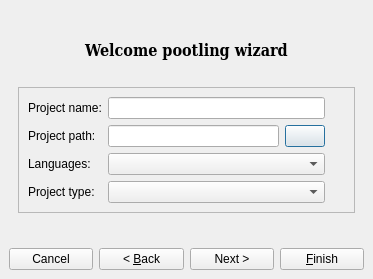
The window that pootling/ui/NewProject.ui (cc-archive/pootle) describes before a commit, drawn with Qt 5.
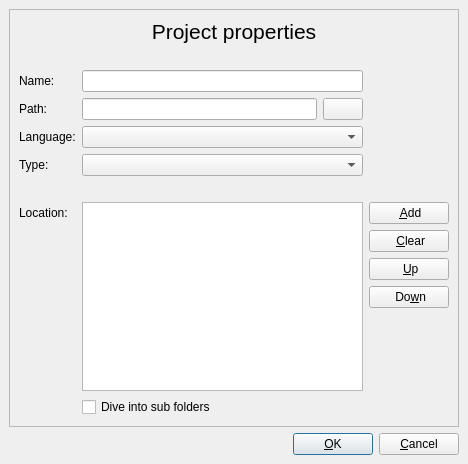
The same window after the commit. Icons and pictures are not drawn.

Commit message: update Newproject interface

Patch:
```diff
--- a/pootling/ui/NewProject.ui
+++ b/pootling/ui/NewProject.ui
@@ -5,8 +5,8 @@
    <rect>
     <x>0</x>
     <y>0</y>
-    <width>373</width>
-    <height>279</height>
+    <width>468</width>
+    <height>464</height>
    </rect>
   </property>
   <property name="windowTitle" >
@@ -19,7 +19,7 @@
    <property name="spacing" >
     <number>6</number>
    </property>
-   <item row="1" column="0" colspan="4" >
+   <item row="1" column="0" >
     <spacer>
      <property name="orientation" >
       <enum>Qt::Horizontal</enum>
@@ -32,169 +32,48 @@
      </property>
     </spacer>
    </item>
-   <item row="0" column="0" colspan="4" >
-    <widget class="QStackedWidget" name="stackedWidget" >
-     <property name="enabled" >
-      <bool>true</bool>
-     </property>
-     <property name="currentIndex" >
+   <item row="1" column="1" >
+    <layout class="QHBoxLayout" >
+     <property name="margin" >
       <number>0</number>
      </property>
-     <widget class="QWidget" name="page1" >
-      <layout class="QGridLayout" >
-       <property name="margin" >
-        <number>9</number>
-       </property>
        <property name="spacing" >
         <number>6</number>
        </property>
-       <item row="1" column="0" >
-        <widget class="QFrame" name="frame" >
-         <property name="frameShape" >
-          <enum>QFrame::StyledPanel</enum>
-         </property>
-         <property name="frameShadow" >
-          <enum>QFrame::Raised</enum>
-         </property>
-         <layout class="QGridLayout" >
-          <property name="margin" >
-           <number>9</number>
-          </property>
-          <property name="spacing" >
-           <number>6</number>
-          </property>
-          <item row="3" column="1" colspan="2" >
-           <widget class="QComboBox" name="cbxProject" />
-          </item>
-          <item row="1" column="0" >
-           <widget class="QLabel" name="lblConfigurationfile" >
-            <property name="statusTip" >
-             <string>This is where your project is located. </string>
-            </property>
+     <item>
+      <widget class="QPushButton" name="btnFinish" >
+       <property name="sizePolicy" >
+        <sizepolicy>
+         <hsizetype>4</hsizetype>
+         <vsizetype>0</vsizetype>
+         <horstretch>0</horstretch>
+         <verstretch>0</verstretch>
+        </sizepolicy>
+       </property>
             <property name="text" >
-             <string>Project path:</string>
+        <string>&amp;OK</string>
             </property>
            </widget>
           </item>
-          <item row="3" column="0" >
-           <widget class="QLabel" name="lblprojecttype" >
-            <property name="text" >
-             <string>Project type:</string>
-            </property>
-           </widget>
-          </item>
-          <item row="0" column="0" >
-           <widget class="QLabel" name="lbllabel" >
+     <item>
+      <widget class="QPushButton" name="btnCancel" >
+       <property name="sizePolicy" >
+        <sizepolicy>
+         <hsizetype>4</hsizetype>
+         <vsizetype>0</vsizetype>
+         <horstretch>0</horstretch>
+         <verstretch>0</verstretch>
+        </sizepolicy>
+       </property>
             <property name="text" >
-             <string>Project name:</string>
+        <string>&amp;Cancel</string>
             </property>
            </widget>
           </item>
-          <item row="2" column="0" >
-           <widget class="QLabel" name="lbllanguage" >
-            <property name="text" >
-             <string>Languages:</string>
-            </property>
-           </widget>
-          </item>
-          <item row="1" column="2" >
-           <widget class="QPushButton" name="btnBrowse" >
-            <property name="whatsThis" >
-             <string>Browse path of project for your locate.</string>
-            </property>
-            <property name="text" >
-             <string/>
-            </property>
-            <property name="icon" >
-             <iconset>../images/open.png</iconset>
-            </property>
-            <property name="iconSize" >
-             <size>
-              <width>24</width>
-              <height>24</height>
-             </size>
-            </property>
-           </widget>
-          </item>
-          <item row="2" column="1" colspan="2" >
-           <widget class="QComboBox" name="cbxLanguages" >
-            <property name="statusTip" >
-             <string/>
-            </property>
-            <property name="whatsThis" >
-             <string>Choose the localized language into which your project is going to translate.</string>
-            </property>
-           </widget>
-          </item>
-          <item row="0" column="1" colspan="2" >
-           <widget class="QLineEdit" name="projectName" >
-            <property name="whatsThis" >
-             <string>Project name is an identification of project name for you. it is shown in project path.</string>
-            </property>
-            <property name="text" >
-             <string/>
-            </property>
-           </widget>
-          </item>
-          <item row="1" column="1" >
-           <widget class="QLineEdit" name="configurationFile" >
-            <property name="whatsThis" >
-             <string>This is where your project is located. </string>
-            </property>
-            <property name="text" >
-             <string/>
-            </property>
-            <property name="readOnly" >
-             <bool>false</bool>
-            </property>
-           </widget>
-          </item>
-          <item rowspan="2" row="2" column="3" >
-           <spacer>
-            <property name="orientation" >
-             <enum>Qt::Vertical</enum>
-            </property>
-            <property name="sizeHint" >
-             <size>
-              <width>20</width>
-              <height>40</height>
-             </size>
-            </property>
-           </spacer>
-          </item>
-         </layout>
-        </widget>
-       </item>
-       <item row="0" column="0" >
-        <widget class="QLabel" name="lblProjectwizard" >
-         <property name="font" >
-          <font>
-           <family>DejaVu Serif Condensed</family>
-           <pointsize>12</pointsize>
-           <weight>75</weight>
-           <bold>true</bold>
-          </font>
-         </property>
-         <property name="text" >
-          <string>Welcome pootling wizard</string>
-         </property>
-         <property name="alignment" >
-          <set>Qt::AlignCenter</set>
-         </property>
-        </widget>
-       </item>
-      </layout>
-     </widget>
-     <widget class="QWidget" name="page1" >
+    </layout>
+   </item>
+   <item row="0" column="0" colspan="2" >
       <widget class="QFrame" name="frame_2" >
-       <property name="geometry" >
-        <rect>
-         <x>0</x>
-         <y>30</y>
-         <width>349</width>
-         <height>171</height>
-        </rect>
-       </property>
        <property name="frameShape" >
         <enum>QFrame::StyledPanel</enum>
        </property>
@@ -208,7 +87,47 @@
         <property name="spacing" >
          <number>6</number>
         </property>
-        <item row="0" column="1" >
+      <item row="6" column="1" >
+       <spacer>
+        <property name="orientation" >
+         <enum>Qt::Vertical</enum>
+        </property>
+        <property name="sizeType" >
+         <enum>QSizePolicy::Fixed</enum>
+        </property>
+        <property name="sizeHint" >
+         <size>
+          <width>20</width>
+          <height>20</height>
+         </size>
+        </property>
+       </spacer>
+      </item>
+      <item row="10" column="3" >
+       <widget class="QPushButton" name="btnMoveDown" >
+        <property name="sizePolicy" >
+         <sizepolicy>
+          <hsizetype>4</hsizetype>
+          <vsizetype>0</vsizetype>
+          <horstretch>0</horstretch>
+          <verstretch>0</verstretch>
+         </sizepolicy>
+        </property>
+        <property name="toolTip" >
+         <string>move down</string>
+        </property>
+        <property name="whatsThis" >
+         <string>You can move iterm in listwidget from down to up .</string>
+        </property>
+        <property name="text" >
+         <string> Do&amp;wn</string>
+        </property>
+        <property name="icon" >
+         <iconset>../images/down.png</iconset>
+        </property>
+       </widget>
+      </item>
+      <item row="7" column="3" >
          <widget class="QPushButton" name="btnAdd" >
           <property name="toolTip" >
            <string>Add TM</string>
@@ -224,14 +143,7 @@
           </property>
          </widget>
         </item>
-        <item rowspan="4" row="0" column="0" >
-         <widget class="QListWidget" name="listWidget" >
-          <property name="whatsThis" >
-           <string>Listwidget is displayed items from user add files or folders.</string>
-          </property>
-         </widget>
-        </item>
-        <item row="1" column="1" >
+      <item row="8" column="3" >
          <widget class="QPushButton" name="btnClear" >
           <property name="toolTip" >
            <string>clear list</string>
@@ -247,31 +159,7 @@
           </property>
          </widget>
         </item>
-        <item row="3" column="1" >
-         <widget class="QPushButton" name="btnMoveDown" >
-          <property name="sizePolicy" >
-           <sizepolicy>
-            <hsizetype>4</hsizetype>
-            <vsizetype>0</vsizetype>
-            <horstretch>0</horstretch>
-            <verstretch>0</verstretch>
-           </sizepolicy>
-          </property>
-          <property name="toolTip" >
-           <string>move down</string>
-          </property>
-          <property name="whatsThis" >
-           <string>You can move iterm in listwidget from down to up .</string>
-          </property>
-          <property name="text" >
-           <string> Do&amp;wn</string>
-          </property>
-          <property name="icon" >
-           <iconset>../images/down.png</iconset>
-          </property>
-         </widget>
-        </item>
-        <item row="2" column="1" >
+      <item row="9" column="3" >
          <widget class="QPushButton" name="btnMoveUp" >
           <property name="toolTip" >
            <string>move up</string>
@@ -287,71 +175,185 @@
           </property>
          </widget>
         </item>
+      <item rowspan="2" row="11" column="3" >
+       <spacer>
+        <property name="orientation" >
+         <enum>Qt::Vertical</enum>
+        </property>
+        <property name="sizeHint" >
+         <size>
+          <width>20</width>
+          <height>81</height>
+         </size>
+        </property>
+       </spacer>
+      </item>
+      <item rowspan="5" row="7" column="1" colspan="2" >
+       <widget class="QListWidget" name="listWidget" >
+        <property name="whatsThis" >
+         <string>Listwidget is displayed items from user add files or folders.</string>
+        </property>
+       </widget>
+      </item>
+      <item row="4" column="1" colspan="2" >
+       <widget class="QComboBox" name="cbxLanguages" >
+        <property name="statusTip" >
+         <string/>
+        </property>
+        <property name="whatsThis" >
+         <string>Choose the localized language into which your project is going to translate.</string>
+        </property>
+       </widget>
+      </item>
+      <item row="5" column="0" >
+       <widget class="QLabel" name="lblprojecttype" >
+        <property name="text" >
+         <string>Type:</string>
+        </property>
+       </widget>
+      </item>
+      <item row="2" column="0" >
+       <widget class="QLabel" name="lbllabel" >
+        <property name="text" >
+         <string>Name:</string>
+        </property>
+       </widget>
+      </item>
+      <item row="5" column="1" colspan="2" >
+       <widget class="QComboBox" name="cbxProject" />
+      </item>
         <item row="4" column="0" >
+       <widget class="QLabel" name="lbllanguage" >
+        <property name="text" >
+         <string>Language:</string>
+        </property>
+       </widget>
+      </item>
+      <item row="3" column="0" >
+       <widget class="QLabel" name="lblConfigurationfile" >
+        <property name="statusTip" >
+         <string>This is where your project is located. </string>
+        </property>
+        <property name="text" >
+         <string>Path:</string>
+        </property>
+       </widget>
+      </item>
+      <item row="2" column="1" colspan="2" >
+       <widget class="QLineEdit" name="projectName" >
+        <property name="whatsThis" >
+         <string>Project name is an identification of project name for you. it is shown in project path.</string>
+        </property>
+        <property name="text" >
+         <string/>
+        </property>
+       </widget>
+      </item>
+      <item row="12" column="1" colspan="2" >
          <widget class="QCheckBox" name="chbDiveIntoSubfolders" >
           <property name="whatsThis" >
            <string>Checked/Unchecked of Dive into Subfolders to display files as sub of main folders</string>
           </property>
           <property name="text" >
-           <string>Dive into Subfolders</string>
+         <string>Dive into sub folders</string>
           </property>
          </widget>
         </item>
-       </layout>
-      </widget>
-      <widget class="QLabel" name="label_4" >
-       <property name="geometry" >
-        <rect>
-         <x>0</x>
-         <y>0</y>
-         <width>291</width>
-         <height>31</height>
-        </rect>
-       </property>
+      <item row="3" column="1" >
+       <widget class="QLineEdit" name="configurationFile" >
+        <property name="whatsThis" >
+         <string>This is where your project is located. </string>
+        </property>
+        <property name="text" >
+         <string/>
+        </property>
+        <property name="readOnly" >
+         <bool>false</bool>
+        </property>
+       </widget>
+      </item>
+      <item row="3" column="2" >
+       <widget class="QPushButton" name="btnBrowse" >
+        <property name="sizePolicy" >
+         <sizepolicy>
+          <hsizetype>4</hsizetype>
+          <vsizetype>4</vsizetype>
+          <horstretch>0</horstretch>
+          <verstretch>0</verstretch>
+         </sizepolicy>
+        </property>
+        <property name="whatsThis" >
+         <string>Browse path of project for your locate.</string>
+        </property>
+        <property name="text" >
+         <string/>
+        </property>
+        <property name="icon" >
+         <iconset>../images/open.png</iconset>
+        </property>
+       </widget>
+      </item>
+      <item row="7" column="0" >
+       <widget class="QLabel" name="label" >
+        <property name="sizePolicy" >
+         <sizepolicy>
+          <hsizetype>5</hsizetype>
+          <vsizetype>4</vsizetype>
+          <horstretch>0</horstretch>
+          <verstretch>0</verstretch>
+         </sizepolicy>
+        </property>
        <property name="font" >
         <font>
-         <family>DejaVu Sans Condensed</family>
-         <pointsize>12</pointsize>
-         <weight>75</weight>
-         <bold>true</bold>
+          <weight>50</weight>
+          <bold>false</bold>
         </font>
        </property>
        <property name="text" >
-        <string>Add items into list</string>
+         <string>Location:</string>
+        </property>
+       </widget>
+      </item>
+      <item row="0" column="0" colspan="4" >
+       <widget class="QLabel" name="lblProjectwizard" >
+        <property name="sizePolicy" >
+         <sizepolicy>
+          <hsizetype>5</hsizetype>
+          <vsizetype>4</vsizetype>
+          <horstretch>0</horstretch>
+          <verstretch>0</verstretch>
+         </sizepolicy>
+        </property>
+        <property name="font" >
+         <font>
+          <pointsize>16</pointsize>
+         </font>
+        </property>
+        <property name="text" >
+         <string>Project properties</string>
        </property>
        <property name="alignment" >
         <set>Qt::AlignCenter</set>
        </property>
       </widget>
-     </widget>
-    </widget>
-   </item>
-   <item row="2" column="1" >
-    <widget class="QPushButton" name="btnBack" >
-     <property name="text" >
-      <string>&lt; &amp;Back</string>
-     </property>
-    </widget>
-   </item>
-   <item row="2" column="2" >
-    <widget class="QPushButton" name="btnNext" >
-     <property name="text" >
-      <string>Next ></string>
-     </property>
-    </widget>
-   </item>
-   <item row="2" column="3" >
-    <widget class="QPushButton" name="btnFinish" >
-     <property name="text" >
-      <string>&amp;Finish</string>
-     </property>
-    </widget>
-   </item>
-   <item row="2" column="0" >
-    <widget class="QPushButton" name="btnCancel" >
-     <property name="text" >
-      <string>Cancel</string>
-     </property>
+      </item>
+      <item row="1" column="1" >
+       <spacer>
+        <property name="orientation" >
+         <enum>Qt::Vertical</enum>
+        </property>
+        <property name="sizeType" >
+         <enum>QSizePolicy::Fixed</enum>
+        </property>
+        <property name="sizeHint" >
+         <size>
+          <width>20</width>
+          <height>20</height>
+         </size>
+        </property>
+       </spacer>
+      </item>
+     </layout>
     </widget>
    </item>
   </layout>
```
Lines whose indentation alone changed are shown as unchanged. The commit also changes 1 other file.
